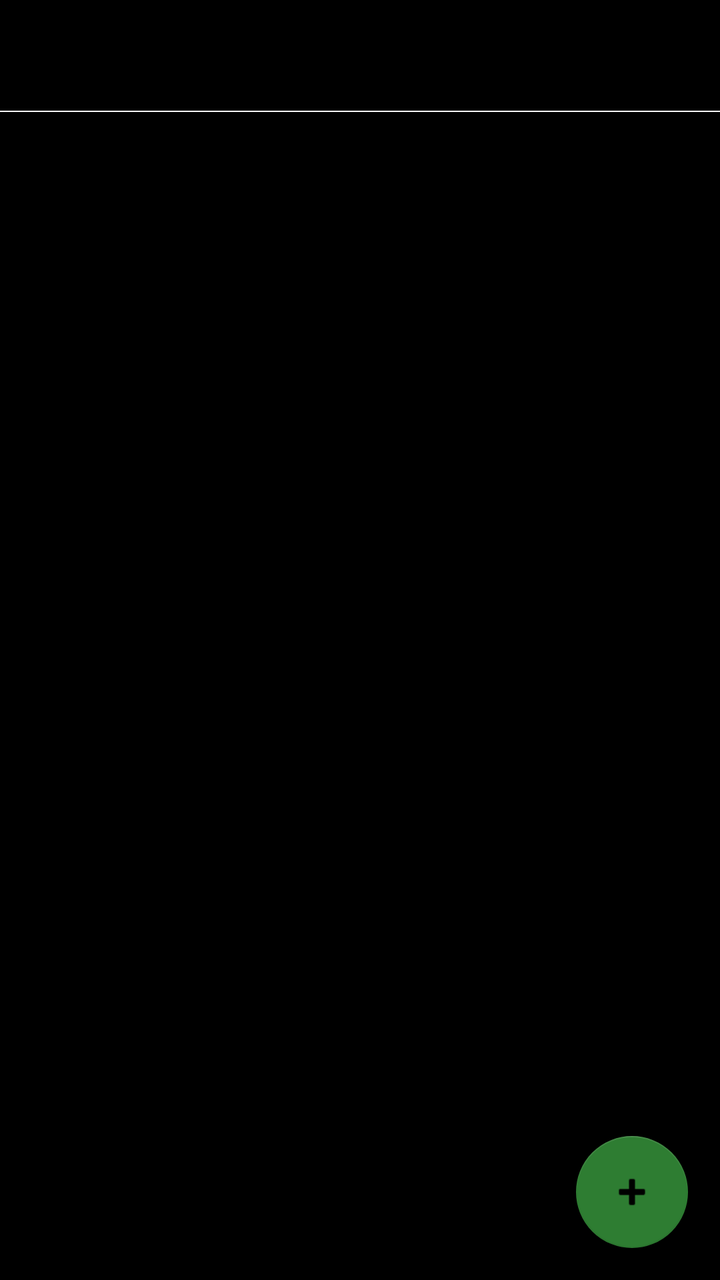
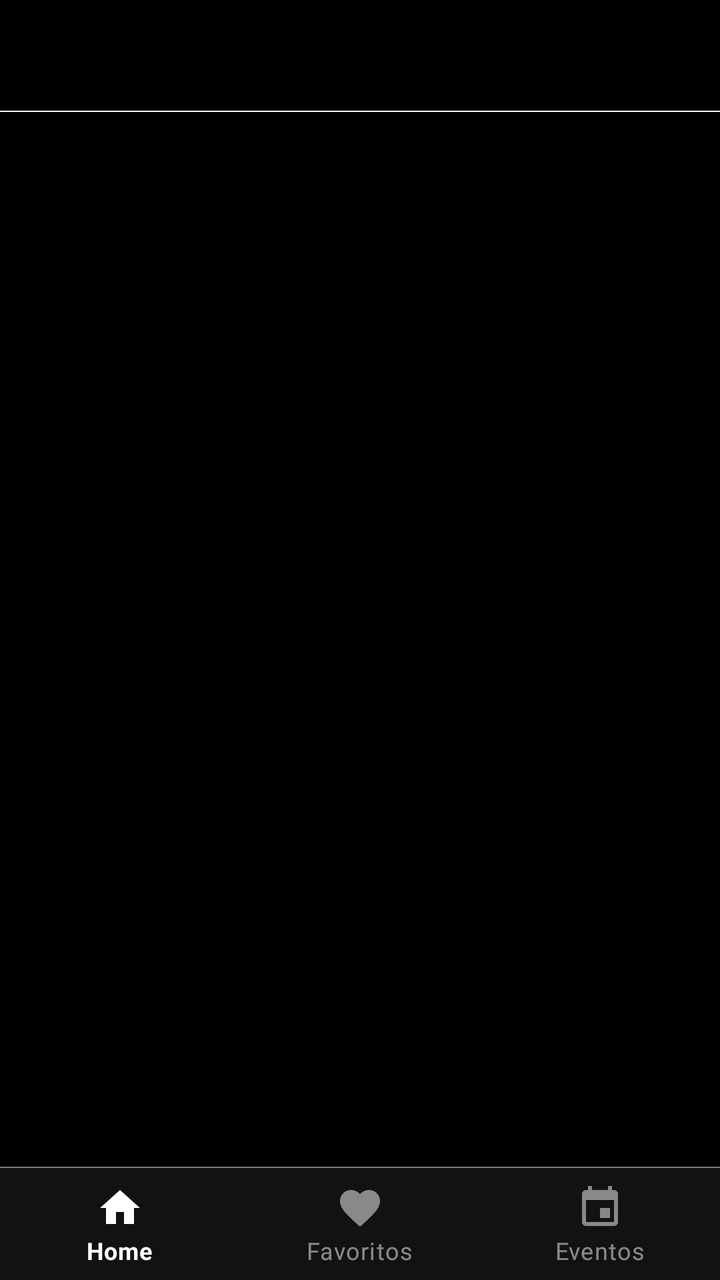

An Android layout rendered at two revisions. The XML below is the earlier revision; the diff shows what the commit changed to produce the second picture.
<!-- AndroidManifest.xml: application theme Theme.App -->
<!-- res/layout/activity_main.xml -->
<?xml version="1.0" encoding="utf-8"?>
<androidx.coordinatorlayout.widget.CoordinatorLayout
    xmlns:android="http://schemas.android.com/apk/res/android"
    xmlns:app="http://schemas.android.com/apk/res-auto"
    android:layout_width="match_parent"
    android:layout_height="match_parent"
    android:background="@color/black">

    
    <com.google.android.material.appbar.AppBarLayout
        android:layout_width="match_parent"
        android:layout_height="wrap_content"
        android:background="@color/black">

        <com.google.android.material.appbar.MaterialToolbar
            android:id="@+id/toolbar"
            android:layout_width="match_parent"
            android:layout_height="?attr/actionBarSize"
            android:background="@drawable/toolbar_divider"
            app:titleTextColor="@color/white"/>
    </com.google.android.material.appbar.AppBarLayout>

    
    <ListView
        android:id="@+id/listViewCadastros"
        android:layout_width="match_parent"
        android:layout_height="match_parent"
        android:divider="@android:color/transparent"
        android:dividerHeight="10dp"
        android:padding="10dp"
        app:layout_behavior="@string/appbar_scrolling_view_behavior"/>

    
    <com.google.android.material.floatingactionbutton.FloatingActionButton
        android:id="@+id/fabAdicionar"
        android:layout_width="wrap_content"
        android:layout_height="wrap_content"
        android:layout_margin="16dp"
        android:contentDescription="Adicionar cadastro"
        app:srcCompat="@android:drawable/ic_input_add"
        app:layout_anchorGravity="bottom|end"
        app:backgroundTint="@color/green"
        android:tint="@color/white"
        app:layout_anchor="@id/listViewCadastros"/>
</androidx.coordinatorlayout.widget.CoordinatorLayout>
<!-- resources referenced by this layout -->
<resources>
  <color name="black">#000000</color>
  <color name="green">#2E7D32</color>
  <color name="white">#FFFFFF</color>
  <!-- drawable toolbar_divider (drawable) -->
  <layer-list xmlns:android="http://schemas.android.com/apk/res/android">
      <item>
          <shape>
              <solid android:color="@color/black"/>
          </shape>
      </item>
      <item android:gravity="bottom">
          <shape>
              <size android:height="0.5dp"/>
              <solid android:color="@color/white"/>
          </shape>
      </item>
  </layer-list>
  <style name="Theme.App" parent="Theme.MaterialComponents.DayNight.NoActionBar">
          
          <item name="android:windowBackground">@color/black</item>
  
          
          <item name="android:textColorPrimary">@color/white</item>
          <item name="android:textColorSecondary">@color/white_soft</item>
  
          
          <item name="colorPrimary">@color/white</item>
          <item name="colorPrimaryVariant">@color/black</item>
          <item name="colorAccent">@color/white</item>
  
          
          <item name="android:statusBarColor">@color/black</item>
          <item name="android:navigationBarColor">@color/black</item>
          <item name="android:windowLightStatusBar">false</item>
  
          
          <item name="materialCardViewStyle">@style/Card.App</item>
          <item name="textInputStyle">@style/TextInput.App</item>
      </style>
  <color name="white_soft">#80FFFFFF</color>
  <style name="Card.App" parent="Widget.MaterialComponents.CardView">
          <item name="cardBackgroundColor">@color/black_card</item>
          <item name="cardCornerRadius">12dp</item>
          <item name="strokeWidth">0.5dp</item>
          <item name="strokeColor">@color/white_soft</item>
          <item name="cardElevation">2dp</item>
      </style>
  <style name="TextInput.App" parent="Widget.MaterialComponents.TextInputLayout.FilledBox">
          <item name="boxBackgroundColor">@color/black_soft</item>
          <item name="boxCornerRadiusTopStart">12dp</item>
          <item name="boxCornerRadiusTopEnd">12dp</item>
          <item name="boxCornerRadiusBottomStart">12dp</item>
          <item name="boxCornerRadiusBottomEnd">12dp</item>
          <item name="android:textColorHint">@color/white_soft</item>
          <item name="hintTextColor">@color/white_soft</item>
          <item name="boxStrokeColor">@color/white_soft</item>
      </style>
  <color name="black_card">#1E1E1E</color>
  <color name="black_soft">#121212</color>
</resources>

<!-- the commit's change to res/layout/activity_main.xml (unified diff, before → after) -->
@@ -1,9 +1,10 @@
 <?xml version="1.0" encoding="utf-8"?>
-<androidx.coordinatorlayout.widget.CoordinatorLayout
+<LinearLayout
     xmlns:android="http://schemas.android.com/apk/res/android"
     xmlns:app="http://schemas.android.com/apk/res-auto"
     android:layout_width="match_parent"
     android:layout_height="match_parent"
+    android:orientation="vertical"
     android:background="@color/black">
 
     
@@ -21,25 +22,26 @@
     </com.google.android.material.appbar.AppBarLayout>
 
     
-    <ListView
-        android:id="@+id/listViewCadastros"
+    <FrameLayout
+        android:id="@+id/fragment_container"
         android:layout_width="match_parent"
-        android:layout_height="match_parent"
-        android:divider="@android:color/transparent"
-        android:dividerHeight="10dp"
-        android:padding="10dp"
-        app:layout_behavior="@string/appbar_scrolling_view_behavior"/>
+        android:layout_height="0dp"
+        android:layout_weight="1"/>
 
     
-    <com.google.android.material.floatingactionbutton.FloatingActionButton
-        android:id="@+id/fabAdicionar"
-        android:layout_width="wrap_content"
+    <View
+        android:layout_width="match_parent"
+        android:layout_height="0.5dp"
+        android:background="@color/white_soft"/>
+
+    
+    <com.google.android.material.bottomnavigation.BottomNavigationView
+        android:id="@+id/bottom_navigation"
+        android:layout_width="match_parent"
         android:layout_height="wrap_content"
-        android:layout_margin="16dp"
-        android:contentDescription="Adicionar cadastro"
-        app:srcCompat="@android:drawable/ic_input_add"
-        app:layout_anchorGravity="bottom|end"
-        app:backgroundTint="@color/green"
-        android:tint="@color/white"
-        app:layout_anchor="@id/listViewCadastros"/>
-</androidx.coordinatorlayout.widget.CoordinatorLayout>
+        android:background="@color/black_soft"
+        app:itemIconTint="@color/bottom_nav_colors"
+        app:itemTextColor="@color/bottom_nav_colors"
+        app:menu="@menu/bottom_nav_menu"
+        app:labelVisibilityMode="labeled"/>
+</LinearLayout>
<!-- resource entries referenced after the edit -->
@@ -1,7 +1,6 @@
 <!-- resources referenced by this layout -->
 <resources>
   <color name="black">#000000</color>
-  <color name="green">#2E7D32</color>
   <color name="white">#FFFFFF</color>
   <!-- drawable toolbar_divider (drawable) -->
   <layer-list xmlns:android="http://schemas.android.com/apk/res/android">
